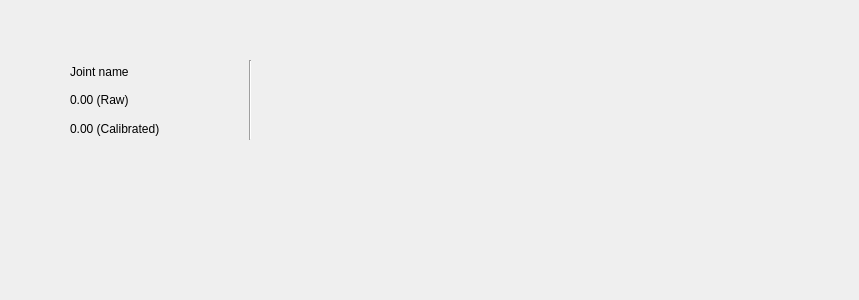
The window that advanced/sr_gui_cyberglove_calibrator/uis/SrGuiCybergloveJointTweaker.ui (shadow-robot/sr-visualization) describes before a commit, drawn with Qt 5.
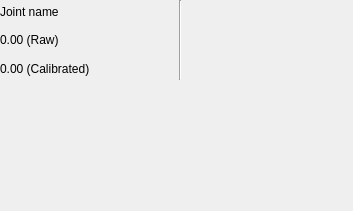
The same window after the commit.

What changed in the file:
```diff
--- a/advanced/sr_gui_cyberglove_calibrator/uis/SrGuiCybergloveJointTweaker.ui
+++ b/advanced/sr_gui_cyberglove_calibrator/uis/SrGuiCybergloveJointTweaker.ui
@@ -6,8 +6,8 @@
    <rect>
     <x>0</x>
     <y>0</y>
-    <width>859</width>
-    <height>300</height>
+    <width>353</width>
+    <height>211</height>
    </rect>
   </property>
   <property name="windowTitle">
@@ -16,8 +16,8 @@
   <widget class="QWidget" name="verticalLayoutWidget">
    <property name="geometry">
     <rect>
-     <x>70</x>
-     <y>60</y>
+     <x>0</x>
+     <y>0</y>
      <width>182</width>
      <height>80</height>
     </rect>
```
